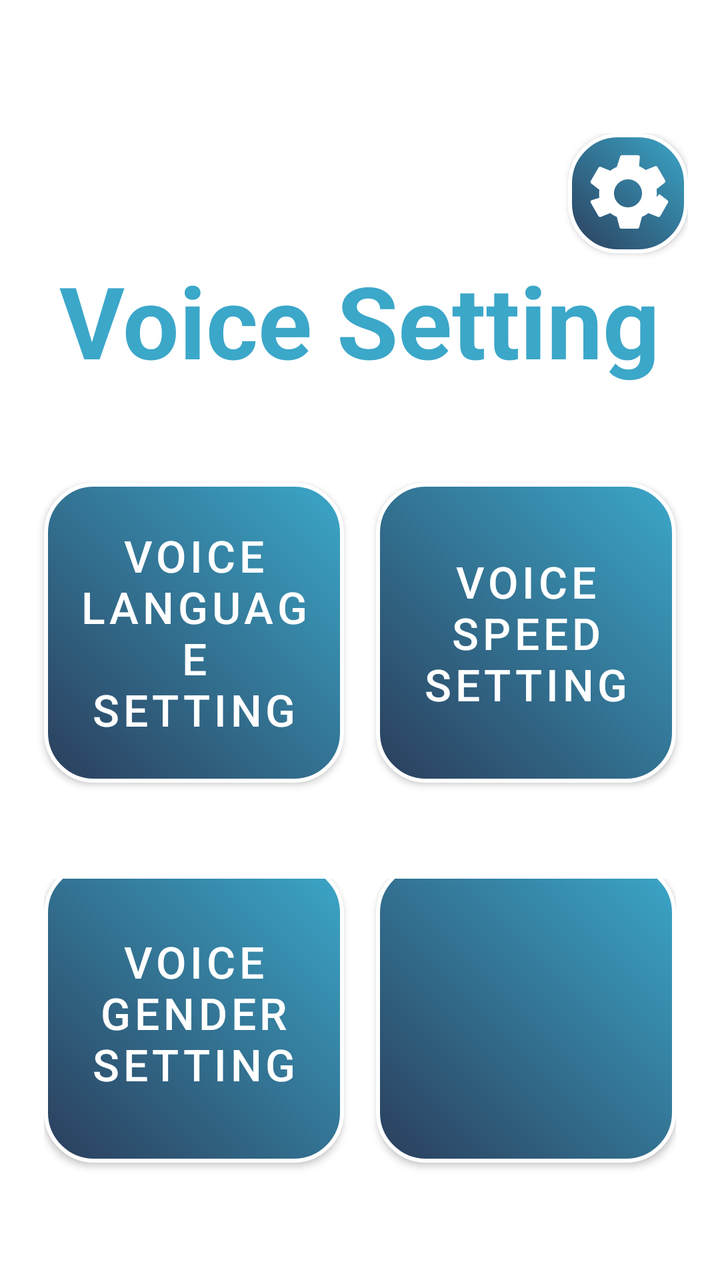
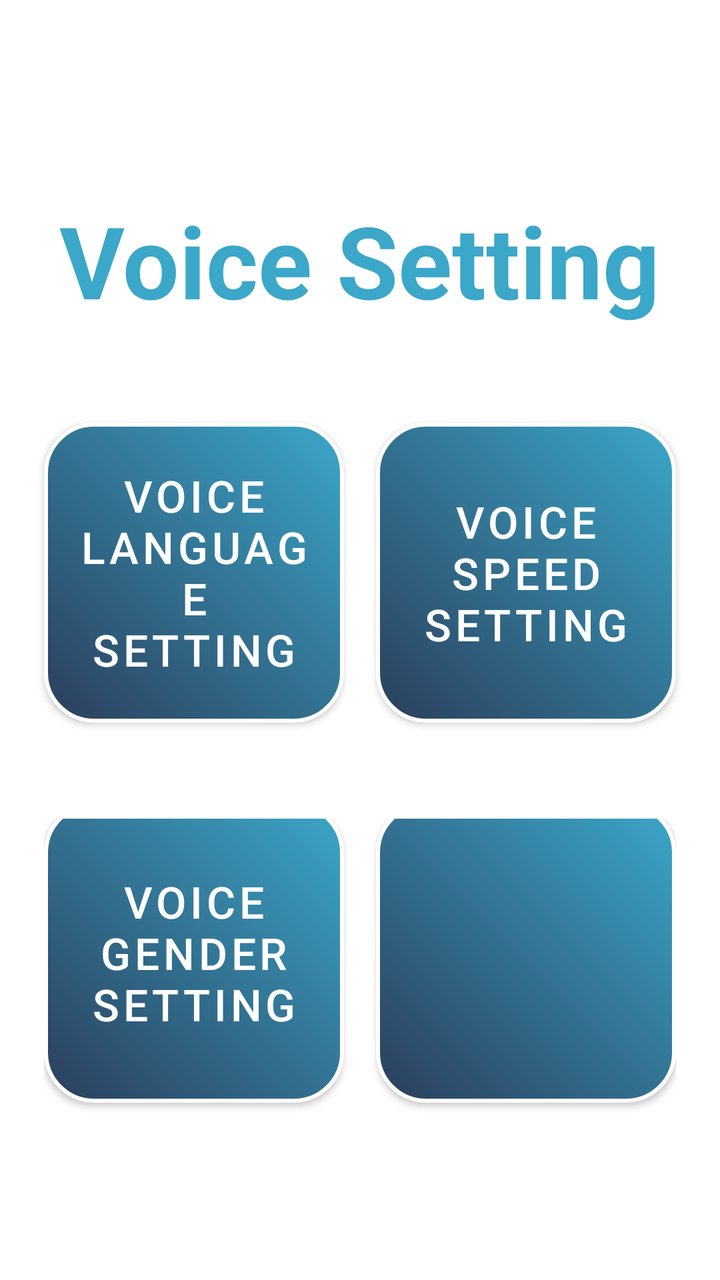

Compare the two renders of this Android layout. The source of the first and the diff that turns it into the second are given below.
<!-- AndroidManifest.xml: application theme Theme.VISTA -->
<!-- res/layout/activity_voice_setting_page.xml -->
<?xml version="1.0" encoding="utf-8"?>
<LinearLayout xmlns:android="http://schemas.android.com/apk/res/android"
    xmlns:app="http://schemas.android.com/apk/res-auto"
    android:id="@+id/main"
    android:layout_width="match_parent"
    android:layout_height="match_parent"
    android:background="@color/white"
    android:orientation="vertical"
    android:gravity="center"
    android:padding="16dp">

    
    <LinearLayout
        android:layout_width="match_parent"
        android:layout_height="wrap_content"
        android:layout_marginTop="32dp"
        android:orientation="vertical"
        android:gravity="center">

        
        <LinearLayout
            android:layout_width="match_parent"
            android:layout_height="wrap_content"
            android:orientation="vertical"
            android:gravity="center">
            <com.google.android.material.button.MaterialButton
                android:id="@+id/btnVoiceSettingPageSetting"
                android:layout_width="60dp"
                android:layout_height="60dp"
                android:layout_gravity="end"
                android:background="@drawable/button_setting"
                android:onClick="openSettingPage"
                app:backgroundTint="@null"
                app:backgroundTintMode="src_over"
                app:cornerRadius="0dp"
                app:strokeColor="@null"
                app:strokeWidth="0dp" />
            <TextView
                android:id="@+id/textView2"
                android:layout_width="wrap_content"
                android:layout_height="wrap_content"
                android:layout_marginBottom="32dp"
                android:gravity="center"
                android:text="@string/VoiceSettingPage_title"
                android:textSize="50sp"
                android:textStyle="bold"
                android:textColor="#3BA7C9" />
        </LinearLayout>

        
        <LinearLayout
            android:layout_width="356dp"
            android:layout_height="wrap_content"
            android:layout_marginBottom="32dp"
            android:gravity="center"
            android:orientation="horizontal">
            <com.google.android.material.button.MaterialButton
                android:id="@+id/btnLanSetting"
                style="@style/SemiTransparentRoundedButton"
                android:layout_width="150dp"
                android:layout_height="150dp"
                android:layout_marginTop="16dp"
                android:layout_marginEnd="16dp"
                android:layout_marginBottom="16dp"
                android:background="@drawable/btn_photo_gradient"
                android:text="@string/VoiceSettingPage_VoiceLanguageSetting"
                android:textSize="22sp"
                app:backgroundTint="@null"
                app:backgroundTintMode="src_over"
                app:cornerRadius="0dp"
                app:strokeColor="@null"
                app:strokeWidth="0dp" />
            <com.google.android.material.button.MaterialButton
                android:id="@+id/btnVoiceSpeedSetting"
                style="@style/SemiTransparentRoundedButton"
                android:layout_width="150dp"
                android:layout_height="150dp"
                android:layout_marginTop="16dp"
                android:layout_marginBottom="16dp"
                android:background="@drawable/btn_photo_gradient"
                android:text="@string/VoiceSettingPage_VoiceSpeedSetting"
                android:textSize="22sp"
                app:backgroundTint="@null"
                app:backgroundTintMode="src_over"
                app:cornerRadius="0dp"
                app:strokeColor="@null"
                app:strokeWidth="0dp" />
        </LinearLayout>

        
        <LinearLayout
            android:layout_width="wrap_content"
            android:layout_height="wrap_content"
            android:gravity="center"
            android:orientation="horizontal">
            <com.google.android.material.button.MaterialButton
                android:id="@+id/btnGender"
                style="@style/SemiTransparentRoundedButton"
                android:layout_width="150dp"
                android:layout_height="150dp"
                android:layout_marginEnd="16dp"
                android:layout_marginBottom="16dp"
                android:background="@drawable/btn_photo_gradient"
                android:text="@string/VoiceSettingPage_VoiceGenderSetting"
                android:textSize="22sp"
                app:backgroundTint="@null"
                app:backgroundTintMode="src_over"
                app:cornerRadius="0dp"
                app:strokeColor="@null"
                app:strokeWidth="0dp" />
            <com.google.android.material.button.MaterialButton
                android:id="@+id/button5"
                style="@style/SemiTransparentRoundedButton"
                android:layout_width="150dp"
                android:layout_height="150dp"
                android:layout_marginBottom="16dp"
                android:background="@drawable/btn_photo_gradient"
                android:text=""
                android:textSize="22sp"
                app:backgroundTint="@null"
                app:backgroundTintMode="src_over"
                app:cornerRadius="0dp"
                app:strokeColor="@null"
                app:strokeWidth="0dp" />
        </LinearLayout>
    </LinearLayout>
</LinearLayout>
<!-- resources referenced by this layout -->
<resources>
  <color name="white">#FFFFFF</color>
  <!-- drawable btn_photo_gradient (drawable) -->
  <?xml version="1.0" encoding="utf-8"?>
  <shape xmlns:android="http://schemas.android.com/apk/res/android"
      android:shape="rectangle">
  
      
      <gradient
          android:startColor="#2B3E5C"
          android:endColor="#3BA7C9"
          android:angle="45"
      />
  
      
      <corners android:radius="24dp" />
  
      
      <stroke
          android:width="2dp"
          android:color="#FFFFFF" />
  
  </shape>
  <!-- drawable button_setting (drawable) -->
  <?xml version="1.0" encoding="utf-8"?>
  <layer-list xmlns:android="http://schemas.android.com/apk/res/android">
      
      <item android:drawable="@drawable/btn_photo_gradient"/>
      
      <item
          android:drawable="@drawable/ic_gear"
          android:width="48dp"
          android:height="48dp"
          android:gravity="center"/>
  </layer-list>
  <string name="VoiceSettingPage_VoiceGenderSetting">Voice Gender Setting</string>
  <string name="VoiceSettingPage_VoiceLanguageSetting">Voice Language Setting</string>
  <string name="VoiceSettingPage_VoiceSpeedSetting">Voice Speed Setting</string>
  <string name="VoiceSettingPage_title">Voice Setting</string>
  <style name="SemiTransparentRoundedButton" parent="Widget.MaterialComponents.Button">
          <item name="android:textColor">#FFFFFF</item>
          <item name="background">@drawable/button_selector</item> 
          <item name="cornerRadius">24dp</item>
          <item name="strokeColor">#FFFFFF</item>
          <item name="strokeWidth">2dp</item>
          <item name="backgroundTint">#20FFFFFF</item> 
      </style>
  <style name="Theme.VISTA" parent="Theme.MaterialComponents.DayNight.NoActionBar">
          <item name="colorPrimary">@color/semi_transparent_white</item>
          <item name="colorPrimaryVariant">@color/semi_transparent_white</item>
          <item name="colorOnPrimary">@color/white</item>
          <item name="android:statusBarColor">#D3D3D3</item>
      </style>
  <!-- drawable ic_gear (drawable) -->
  <?xml version="1.0" encoding="utf-8"?>
  <vector xmlns:android="http://schemas.android.com/apk/res/android"
      android:width="24dp"
      android:height="24dp"
      android:viewportWidth="24"
      android:viewportHeight="24"
      android:autoMirrored="true">
      <path
          android:fillColor="#FFFFFF"
          android:pathData="M19.14,12.94c0.04,-0.32 0.06,-0.66 0.06,-1 0,-0.34 -0.02,-0.68 -0.06,-1l2.03,-1.58c0.18,-0.14 0.23,-0.41 0.12,-0.61l-1.92,-3.32c-0.11,-0.2 -0.36,-0.28 -0.57,-0.22l-2.39,0.96c-0.5,-0.38 -1.03,-0.7 -1.63,-0.94L14.96,2.81c-0.05,-0.22 -0.25,-0.37 -0.48,-0.37h-3.96c-0.23,0 -0.43,0.15 -0.48,0.37L9.2,5.41c-0.6,0.24 -1.13,0.56 -1.63,0.94L5.18,5.38c-0.21,-0.08 -0.46,0.02 -0.57,0.22L2.69,8.92c-0.11,0.2 -0.06,0.47 0.12,0.61l2.03,1.58c-0.04,0.32 -0.06,0.66 -0.06,1 0,0.34 0.02,0.68 0.06,1L2.81,13.75c-0.18,0.14 -0.23,0.41 -0.12,0.61l1.92,3.32c0.11,0.2 0.36,0.28 0.57,0.22l2.39,-0.96c0.5,0.38 1.03,0.7 1.63,0.94l0.68,2.6c0.05,0.22 0.25,0.37 0.48,0.37h3.96c0.23,0 0.43,-0.15 0.48,-0.37l0.68,-2.6c0.6,-0.24 1.13,-0.56 1.63,-0.94l2.39,0.96c0.21,0.08 0.46,-0.02 0.57,-0.22l1.92,-3.32c0.11,-0.2 0.06,-0.47 -0.12,-0.61l-2.03,-1.58zM12,15.5c-1.93,0 -3.5,-1.57 -3.5,-3.5s1.57,-3.5 3.5,-3.5 3.5,1.57 3.5,3.5 -1.57,3.5 -3.5,3.5z"/>
  </vector>
  <color name="semi_transparent_white">#80FFFFFF</color>
  <!-- unchanged entries left out for length: 1 -->
</resources>

<!-- the commit's change to res/layout/activity_voice_setting_page.xml (unified diff, before → after) -->
@@ -23,18 +23,7 @@
             android:layout_height="wrap_content"
             android:orientation="vertical"
             android:gravity="center">
-            <com.google.android.material.button.MaterialButton
-                android:id="@+id/btnVoiceSettingPageSetting"
-                android:layout_width="60dp"
-                android:layout_height="60dp"
-                android:layout_gravity="end"
-                android:background="@drawable/button_setting"
-                android:onClick="openSettingPage"
-                app:backgroundTint="@null"
-                app:backgroundTintMode="src_over"
-                app:cornerRadius="0dp"
-                app:strokeColor="@null"
-                app:strokeWidth="0dp" />
+
             <TextView
                 android:id="@+id/textView2"
                 android:layout_width="wrap_content"
<!-- resource entries referenced after the edit -->
@@ -22,18 +22,6 @@
           android:color="#FFFFFF" />
   
   </shape>
-  <!-- drawable button_setting (drawable) -->
-  <?xml version="1.0" encoding="utf-8"?>
-  <layer-list xmlns:android="http://schemas.android.com/apk/res/android">
-      
-      <item android:drawable="@drawable/btn_photo_gradient"/>
-      
-      <item
-          android:drawable="@drawable/ic_gear"
-          android:width="48dp"
-          android:height="48dp"
-          android:gravity="center"/>
-  </layer-list>
   <string name="VoiceSettingPage_VoiceGenderSetting">Voice Gender Setting</string>
   <string name="VoiceSettingPage_VoiceLanguageSetting">Voice Language Setting</string>
   <string name="VoiceSettingPage_VoiceSpeedSetting">Voice Speed Setting</string>
@@ -52,18 +40,6 @@
           <item name="colorOnPrimary">@color/white</item>
           <item name="android:statusBarColor">#D3D3D3</item>
       </style>
-  <!-- drawable ic_gear (drawable) -->
-  <?xml version="1.0" encoding="utf-8"?>
-  <vector xmlns:android="http://schemas.android.com/apk/res/android"
-      android:width="24dp"
-      android:height="24dp"
-      android:viewportWidth="24"
-      android:viewportHeight="24"
-      android:autoMirrored="true">
-      <path
-          android:fillColor="#FFFFFF"
-          android:pathData="M19.14,12.94c0.04,-0.32 0.06,-0.66 0.06,-1 0,-0.34 -0.02,-0.68 -0.06,-1l2.03,-1.58c0.18,-0.14 0.23,-0.41 0.12,-0.61l-1.92,-3.32c-0.11,-0.2 -0.36,-0.28 -0.57,-0.22l-2.39,0.96c-0.5,-0.38 -1.03,-0.7 -1.63,-0.94L14.96,2.81c-0.05,-0.22 -0.25,-0.37 -0.48,-0.37h-3.96c-0.23,0 -0.43,0.15 -0.48,0.37L9.2,5.41c-0.6,0.24 -1.13,0.56 -1.63,0.94L5.18,5.38c-0.21,-0.08 -0.46,0.02 -0.57,0.22L2.69,8.92c-0.11,0.2 -0.06,0.47 0.12,0.61l2.03,1.58c-0.04,0.32 -0.06,0.66 -0.06,1 0,0.34 0.02,0.68 0.06,1L2.81,13.75c-0.18,0.14 -0.23,0.41 -0.12,0.61l1.92,3.32c0.11,0.2 0.36,0.28 0.57,0.22l2.39,-0.96c0.5,0.38 1.03,0.7 1.63,0.94l0.68,2.6c0.05,0.22 0.25,0.37 0.48,0.37h3.96c0.23,0 0.43,-0.15 0.48,-0.37l0.68,-2.6c0.6,-0.24 1.13,-0.56 1.63,-0.94l2.39,0.96c0.21,0.08 0.46,-0.02 0.57,-0.22l1.92,-3.32c0.11,-0.2 0.06,-0.47 -0.12,-0.61l-2.03,-1.58zM12,15.5c-1.93,0 -3.5,-1.57 -3.5,-3.5s1.57,-3.5 3.5,-3.5 3.5,1.57 3.5,3.5 -1.57,3.5 -3.5,3.5z"/>
-  </vector>
   <color name="semi_transparent_white">#80FFFFFF</color>
   <!-- unchanged entries left out for length: 1 -->
 </resources>
